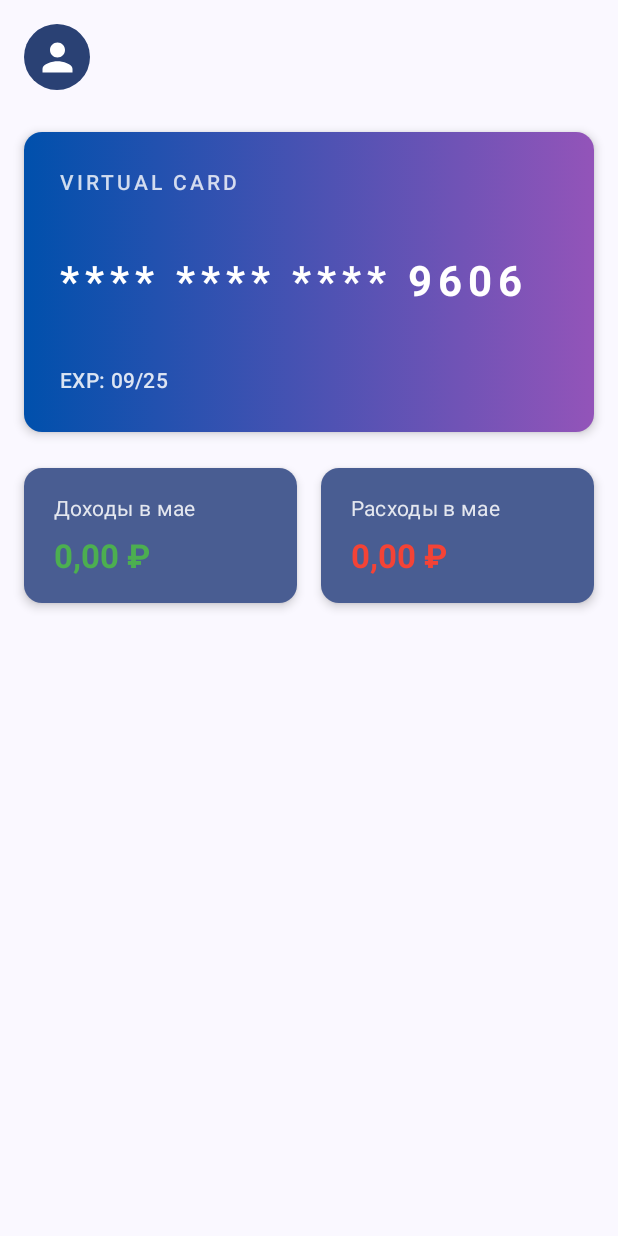
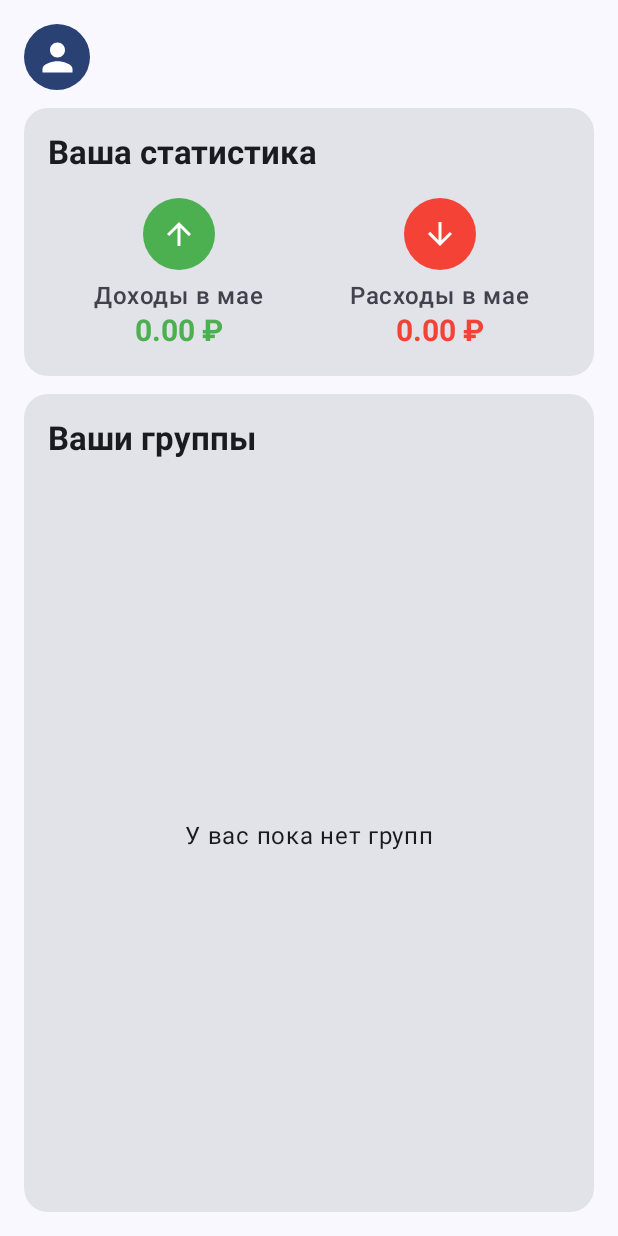
Before and after one commit to NiceGuy0107/FamilyBydgetApp, an Android app built with Jetpack Compose: the composable HomeScreen called with empty values, on a phone screen of 412 x 824 dp. Run offline under Robolectric (Android 15) with nearby library versions, the phone set to English and light mode, and no system bars; 1 statement that could not run was skipped.

Commit message:
Edited whole application 2

```diff
--- a/app/src/main/java/com/example/familybudget/network/JoinGroupRequest.kt
+++ b/app/src/main/java/com/example/familybudget/network/JoinGroupRequest.kt
@@ -2,5 +2,5 @@ package com.example.familybudget.network
 
 data class JoinGroupRequest(
     val groupId: Long,
-    val userId: Int
+    val userId: Long
 )
--- a/app/src/main/java/com/example/familybudget/network/TransactionApiService.kt
+++ b/app/src/main/java/com/example/familybudget/network/TransactionApiService.kt
@@ -16,6 +16,6 @@ interface TransactionApiService {
     suspend fun addTransaction(@Body request: AddTransactionRequest): TransactionDto
 
     @GET("api/transactions/user/{userId}/transactions")
-    suspend fun getUserTransactions(@Path("userId") userId: Int): List<TransactionDto>
+    suspend fun getUserTransactions(@Path("userId") userId: Long): List<TransactionDto>
 
 }
--- a/app/src/main/java/com/example/familybudget/repository/GroupRepository.kt
+++ b/app/src/main/java/com/example/familybudget/repository/GroupRepository.kt
@@ -23,9 +23,9 @@ class GroupRepository(private val groupApiService: GroupApiService) {
         return sharedPreferences.getString("username", "") ?: ""
     }
 
-    fun getCurrentUserId(context: Context): Int {
+    fun getCurrentUserId(context: Context): Long {
         val sharedPreferences = context.getSharedPreferences("user_prefs", Context.MODE_PRIVATE)
-        val id = sharedPreferences.getInt("userId", -1)
+        val id = sharedPreferences.getLong("userId", -1L)
         Log.d("PrefsDebug", "getCurrentUserId returned: $id")
         return id
     }
--- a/app/src/main/java/com/example/familybudget/ui/screens/HomeScreen.kt
+++ b/app/src/main/java/com/example/familybudget/ui/screens/HomeScreen.kt
@@ -2,10 +2,8 @@ package com.example.familybudget.ui.screens
 
 import androidx.compose.foundation.background
 import androidx.compose.foundation.layout.*
-import androidx.compose.foundation.rememberScrollState
 import androidx.compose.foundation.shape.CircleShape
 import androidx.compose.foundation.shape.RoundedCornerShape
-import androidx.compose.foundation.verticalScroll
 import androidx.compose.foundation.isSystemInDarkTheme
 import androidx.compose.material.icons.Icons
 import androidx.compose.material.icons.filled.ArrowDownward
@@ -26,31 +24,51 @@ import androidx.compose.ui.text.style.TextAlign
 import androidx.compose.ui.unit.dp
 import androidx.compose.ui.unit.sp
 import com.example.familybudget.dto.TransactionDto
+import com.example.familybudget.model.FamilyGroup
+import com.example.familybudget.ui.components.GroupList
 import kotlin.random.Random
 import org.threeten.bp.LocalDate
 import org.threeten.bp.Month
+import org.threeten.bp.format.TextStyle
+import java.util.Locale
 
 @Composable
-fun HomeScreen(username: String, transactions: List<TransactionDto>) {
+fun HomeScreen(
+    username: String,
+    transactions: List<TransactionDto>,
+    groups: List<FamilyGroup> = emptyList(),
+    onGroupClick: (FamilyGroup) -> Unit = {}
+) {
     val totalIncome = transactions.filter { it.type == "INCOME" }.sumOf { it.amount }
     val totalExpense = transactions.filter { it.type == "EXPENSE" }.sumOf { it.amount }
 
-    val cardNumber = "**** **** **** ${Random.nextInt(1000, 9999)}"
-    val expiryDate = "${Random.nextInt(1, 13).toString().padStart(2, '0')}/${Random.nextInt(25, 30)}"
+    // Получаем текущий месяц в родительном падеже
+    val monthsInGenitiveCase = mapOf(
+        Month.JANUARY to "январе",
+        Month.FEBRUARY to "феврале",
+        Month.MARCH to "марте",
+        Month.APRIL to "апреле",
+        Month.MAY to "мае",
+        Month.JUNE to "июне",
+        Month.JULY to "июле",
+        Month.AUGUST to "августе",
+        Month.SEPTEMBER to "сентябре",
+        Month.OCTOBER to "октябре",
+        Month.NOVEMBER to "ноябре",
+        Month.DECEMBER to "декабре"
+    )
+    val currentMonth = monthsInGenitiveCase[LocalDate.now().month] ?: ""
 
     Column(
         modifier = Modifier
             .fillMaxSize()
-            .verticalScroll(rememberScrollState())
             .padding(16.dp),
-        verticalArrangement = Arrangement.spacedBy(24.dp),
-        horizontalAlignment = Alignment.CenterHorizontally
+        verticalArrangement = Arrangement.Top
     ) {
         // Приветствие
         Row(
             modifier = Modifier
-                .fillMaxWidth()
-                .padding(bottom = 4.dp),
+                .fillMaxWidth(),
             verticalAlignment = Alignment.CenterVertically
         ) {
             Box(
@@ -75,150 +93,128 @@ fun HomeScreen(username: String, transactions: List<TransactionDto>) {
             )
         }
 
-        // Карта
+        Spacer(modifier = Modifier.height(12.dp))
+
+        // Финансовая статистика
         Card(
             modifier = Modifier
-                .fillMaxWidth()
-                .height(200.dp)
-                .shadow(
-                    elevation = 4.dp,
-                    shape = RoundedCornerShape(12.dp),
-                    clip = false
-                ),
-            shape = RoundedCornerShape(12.dp),
-            elevation = CardDefaults.cardElevation(0.dp),
-            colors = CardDefaults.cardColors(containerColor = Color.Transparent)
+                .fillMaxWidth(),
+            shape = RoundedCornerShape(16.dp)
         ) {
-            Box(
+            Column(
                 modifier = Modifier
-                    .fillMaxSize()
-                    .background(
-                        brush = Brush.horizontalGradient(
-                            colors = listOf(Color(0xFF0050AC), Color(0xFF9354B9))
+                    .fillMaxWidth()
+                    .padding(16.dp)
+            ) {
+                Text(
+                    text = "Ваша статистика",
+                    style = MaterialTheme.typography.titleLarge.copy(
+                        fontWeight = FontWeight.Bold
+                    ),
+                    modifier = Modifier.padding(bottom = 16.dp)
+                )
+
+                Row(
+                    modifier = Modifier.fillMaxWidth(),
+                    horizontalArrangement = Arrangement.SpaceEvenly
+                ) {
+                    Box(
+                        modifier = Modifier.weight(1f),
+                        contentAlignment = Alignment.Center
+                    ) {
+                        StatisticItem(
+                            amount = totalIncome.toDouble(),
+                            label = "Доходы в $currentMonth",
+                            icon = Icons.Default.ArrowUpward,
+                            color = Color(0xFF4CAF50)
                         )
-                    )
-                    .padding(24.dp)
-            ) {
-                Column(
-                    modifier = Modifier.fillMaxSize(),
-                    verticalArrangement = Arrangement.SpaceBetween
-                ) {
-                    Text(
-                        text = "VIRTUAL CARD",
-                        style = MaterialTheme.typography.titleSmall.copy(
-                            color = Color.White.copy(alpha = 0.8f),
-                            letterSpacing = 2.sp
-                        )
-                    )
-                    Text(
-                        text = cardNumber,
-                        style = MaterialTheme.typography.headlineMedium.copy(
-                            color = Color.White,
-                            fontWeight = FontWeight.Bold,
-                            letterSpacing = 4.sp
-                        )
-                    )
-                    Row(
-                        modifier = Modifier.fillMaxWidth(),
-                        horizontalArrangement = Arrangement.SpaceBetween,
-                        verticalAlignment = Alignment.CenterVertically
+                    }
+                    Box(
+                        modifier = Modifier.weight(1f),
+                        contentAlignment = Alignment.Center
                     ) {
-                        Text(
-                            text = "EXP: $expiryDate",
-                            color = Color.White.copy(alpha = 0.85f),
-                            style = MaterialTheme.typography.bodyMedium,
-                            fontWeight = FontWeight.Medium
+                        StatisticItem(
+                            amount = totalExpense.toDouble(),
+                            label = "Расходы в $currentMonth",
+                            icon = Icons.Default.ArrowDownward,
+                            color = Color(0xFFF44336)
                         )
                     }
                 }
             }
         }
 
-        // Выводим блок доходов и расходов
-        SummarySection(totalIncome = totalIncome, totalExpense = totalExpense)
-    }
-}
+        Spacer(modifier = Modifier.height(12.dp))
 
-@Composable
-fun SummarySection(totalIncome: Double, totalExpense: Double) {
-    // Получаем текущий месяц в родительном падеже
-    val currentMonth = remember {
-        val month = LocalDate.now().month
-        when (month) {
-            Month.JANUARY -> "январе"
-            Month.FEBRUARY -> "феврале"
-            Month.MARCH -> "марте"
-            Month.APRIL -> "апреле"
-            Month.MAY -> "мае"
-            Month.JUNE -> "июне"
-            Month.JULY -> "июле"
-            Month.AUGUST -> "августе"
-            Month.SEPTEMBER -> "сентябре"
-            Month.OCTOBER -> "октябре"
-            Month.NOVEMBER -> "ноябре"
-            Month.DECEMBER -> "декабре"
-        }
-    }
-
-    Row(
-        modifier = Modifier
-            .fillMaxWidth(),
-        horizontalArrangement = Arrangement.spacedBy(16.dp)
-    ) {
-        SummaryValueBlock(
-            label = "Доходы в $currentMonth",
-            amount = totalIncome,
-            amountColor = Color(0xFF4CAF50),
-            modifier = Modifier.weight(1f)
-        )
-        SummaryValueBlock(
-            label = "Расходы в $currentMonth",
-            amount = totalExpense,
-            amountColor = Color(0xFFF44336),
-            modifier = Modifier.weight(1f)
-        )
-    }
-}
-
-@Composable
-fun SummaryValueBlock(label: String, amount: Double, amountColor: Color, modifier: Modifier = Modifier) {
-    // Фон rgb(73,93,146)
-    Card(
-        modifier = modifier
-            .height(90.dp)
-            .shadow(
-                elevation = 4.dp,
-                shape = RoundedCornerShape(12.dp),
-                clip = false
-            ),
-        shape = RoundedCornerShape(12.dp),
-        elevation = CardDefaults.cardElevation(0.dp),
-        colors = CardDefaults.cardColors(containerColor = Color(0xFF495D92))
-    ) {
-        Box(
-            modifier = Modifier.fillMaxSize()
+        // Список групп
+        Card(
+            modifier = Modifier
+                .fillMaxWidth()
+                .weight(1f),
+            shape = RoundedCornerShape(16.dp)
         ) {
             Column(
                 modifier = Modifier
                     .fillMaxSize()
-                    .background(Color.Transparent)
-                    .padding(horizontal = 20.dp, vertical = 16.dp),
-                verticalArrangement = Arrangement.Center
+                    .padding(start = 16.dp, end = 16.dp, top = 16.dp)
             ) {
                 Text(
-                    text = label,
-                    style = MaterialTheme.typography.bodyMedium,
-                    color = Color.White.copy(alpha = 0.85f)
-                )
-                Spacer(modifier = Modifier.height(8.dp))
-                Text(
-                    text = "%.2f ₽".format(amount),
+                    text = "Ваши группы",
                     style = MaterialTheme.typography.titleLarge.copy(
-                        color = amountColor,
                         fontWeight = FontWeight.Bold
                     )
+                )
+                GroupList(
+                    groups = groups,
+                    onGroupClick = onGroupClick,
+                    modifier = Modifier
+                        .fillMaxSize()
                 )
             }
         }
     }
 }
+
+@Composable
+private fun StatisticItem(
+    amount: Double,
+    label: String,
+    icon: ImageVector,
+    color: Color
+) {
+    Column(
+        horizontalAlignment = Alignment.CenterHorizontally
+    ) {
+        Box(
+            modifier = Modifier
+                .size(48.dp)
+                .clip(CircleShape)
+                .background(color),
+            contentAlignment = Alignment.Center
+        ) {
+            Icon(
+                imageVector = icon,
+                contentDescription = null,
+                tint = Color.White,
+                modifier = Modifier.size(24.dp)
+            )
+        }
+        Spacer(modifier = Modifier.height(8.dp))
+        Text(
+            text = label,
+            style = MaterialTheme.typography.bodyLarge.copy(
+                fontSize = 16.sp,
+                fontWeight = FontWeight.Medium
+            ),
+            color = MaterialTheme.colorScheme.onSurfaceVariant
+        )
+        Text(
+            text = "%.2f ₽".format(amount),
+            style = MaterialTheme.typography.titleLarge.copy(
+                fontSize = 20.sp,
+                fontWeight = FontWeight.Bold
+            ),
+            color = color
+        )
+    }
+}
--- a/app/src/main/java/com/example/familybudget/ui/screens/LoginScreen.kt
+++ b/app/src/main/java/com/example/familybudget/ui/screens/LoginScreen.kt
@@ -23,7 +23,7 @@ import com.example.familybudget.R
 fun LoginScreen(
     authViewModel: AuthViewModel,
     onNavigateToRegister: () -> Unit,
-    onLoginSuccess: (String, Int) -> Unit
+    onLoginSuccess: (String, Long) -> Unit
 ) {
     var username by remember { mutableStateOf("") }
     var password by remember { mutableStateOf("") }
--- a/app/src/main/java/com/example/familybudget/ui/screens/RegisterScreen.kt
+++ b/app/src/main/java/com/example/familybudget/ui/screens/RegisterScreen.kt
@@ -21,7 +21,7 @@ import kotlinx.coroutines.launch
 fun RegisterScreen(
     authViewModel: AuthViewModel,
     onNavigateToLogin: () -> Unit,
-    onRegisterSuccess: ( String, Int) -> Unit
+    onRegisterSuccess: (String, Long) -> Unit
 ) {
     var username by remember { mutableStateOf("") }
     var password by remember { mutableStateOf("") }
@@ -120,7 +120,7 @@ fun RegisterScreen(
                 is AuthViewModel.RegisterState.Success -> {
                     LaunchedEffect(Unit) {
                         Toast.makeText(context, registrationSuccessMessage, Toast.LENGTH_SHORT).show()
-                        onRegisterSuccess(authViewModel.username, authViewModel.userId ?: -1)
+                        onRegisterSuccess(state.username, state.userId)
                     }
                 }
 
--- a/app/src/main/java/com/example/familybudget/viewmodel/TransactionViewModel.kt
+++ b/app/src/main/java/com/example/familybudget/viewmodel/TransactionViewModel.kt
@@ -62,11 +62,11 @@ class TransactionViewModel(
         }
     }
 
-    fun loadUserTransactions(userId: Int) {
+    fun loadUserTransactions(userId: Long) {
         viewModelScope.launch {
             try {
-                allTransactions = transactionApiService.getUserTransactions(userId)
-                filterTransactions()
+                val transactions = transactionApiService.getUserTransactions(userId)
+                _transactions.value = transactions
             } catch (e: Exception) {
                 Log.e("TransactionViewModel", "Ошибка загрузки транзакций пользователя: ${e.message}")
             }
```
Also changed, not shown: app/src/main/java/com/example/familybudget/MainActivity.kt (+60 -15 lines), app/src/main/java/com/example/familybudget/model/FamilyGroup.kt (+10 -0 lines), app/src/main/java/com/example/familybudget/network/GroupApiService.kt (+9 -3 lines), app/src/main/java/com/example/familybudget/ui/components/GroupList.kt (added, +128 -0 lines), app/src/main/java/com/example/familybudget/ui/screens/MainScreen.kt (+14 -3 lines), app/src/main/java/com/example/familybudget/ui/screens/tabs/GroupTab.kt (+13 -4 lines), app/src/main/java/com/example/familybudget/ui/screens/tabs/HomeTab.kt (+21 -4 lines), app/src/main/java/com/example/familybudget/viewmodel/AuthViewModel.kt (+31 -14 lines), app/src/main/java/com/example/familybudget/viewmodel/GroupViewModel.kt (+26 -5 lines).
